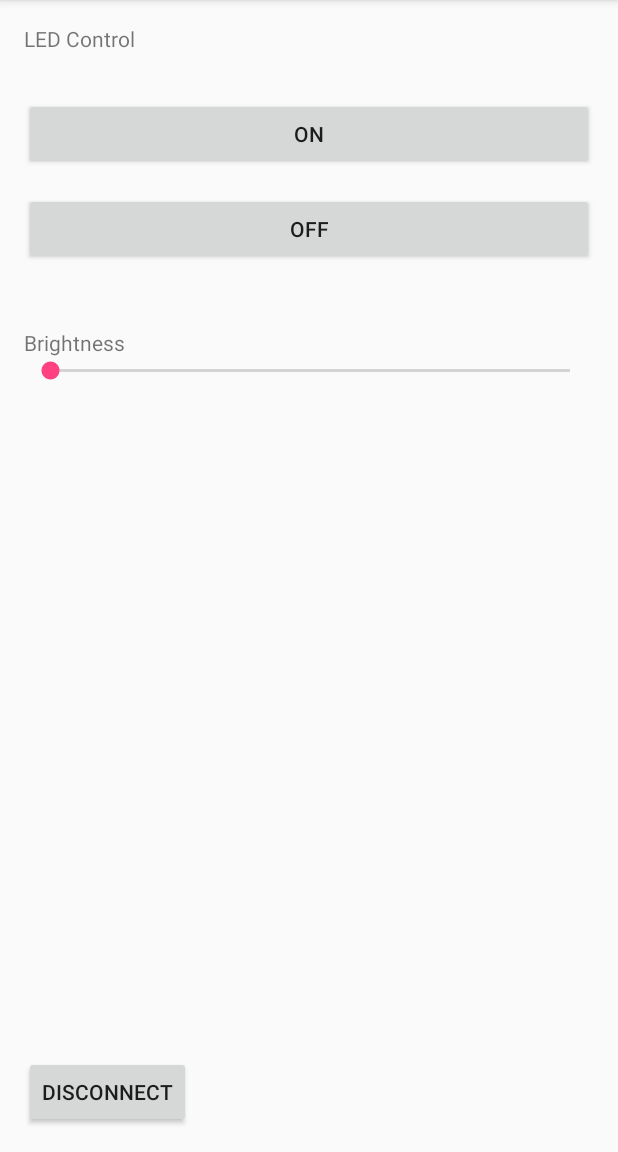
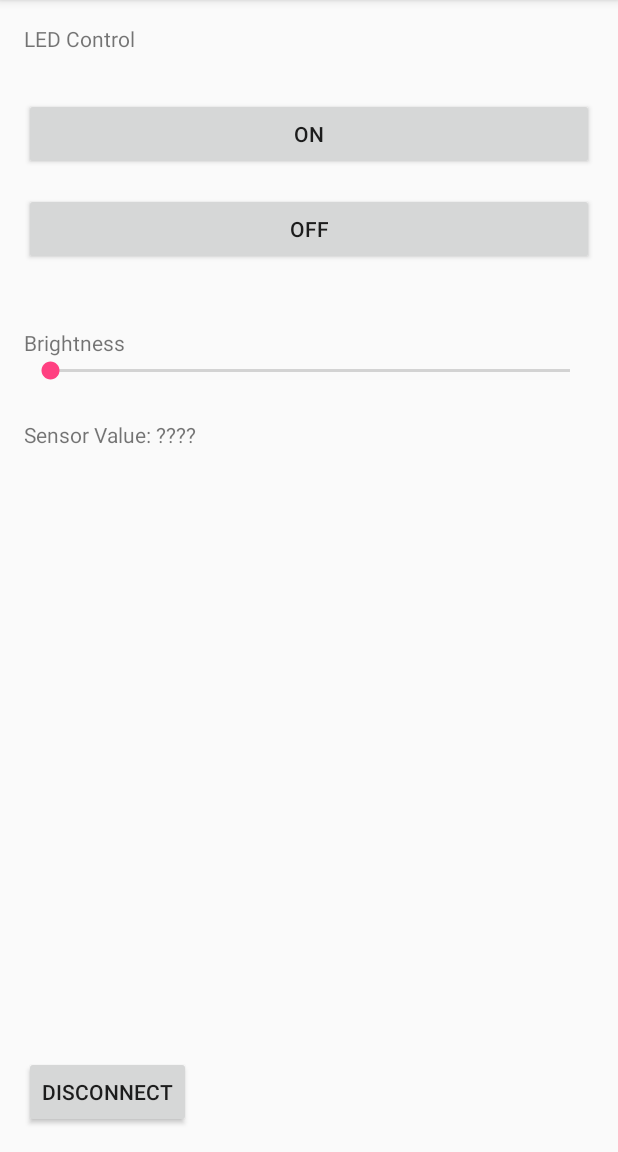
Before and after one commit to moalhayek/PerfectPump, an Android app: the ledControl screen opened directly, with no data from a screen before it, on a phone screen of 412 x 824 dp, the part 84-1236 px from its top. Run offline under Robolectric (Android 15) with nearby library versions, the light colour scheme and no system bars; network calls fail; 7 statements that could not run were skipped.

Commit message:
lots of updates

```diff
--- a/app/src/main/java/com/capstone/perfectpump/ledControl.java
+++ b/app/src/main/java/com/capstone/perfectpump/ledControl.java
@@ -1,5 +1,6 @@
 package com.capstone.perfectpump;
 
+import android.annotation.SuppressLint;
 import android.support.v7.app.AppCompatActivity;
 import android.os.Bundle;
 
@@ -16,7 +17,11 @@ import android.bluetooth.BluetoothAdapter;
 import android.bluetooth.BluetoothDevice;
 import android.os.AsyncTask;
 import java.io.IOException;
+
 import java.util.UUID;
+import android.os.Handler;
+import java.io.InputStream;
+import java.io.OutputStream;
 
 
 public class ledControl extends AppCompatActivity {
@@ -26,11 +31,19 @@ public class ledControl extends AppCompatActivity {
     TextView lumn;
     String address = null;
     private ProgressDialog progress;
-    BluetoothAdapter myBluetooth = null;
+    BluetoothAdapter btAdapter = null;
     BluetoothSocket btSocket = null;
     private boolean isBtConnected = false;
     static final UUID myUUID = UUID.fromString("00001101-0000-1000-8000-00805F9B34FB"); // not quite sure how this string was generated
 
+    //added for receiving data:
+    TextView sensor, txtString;
+    Handler bluetoothIn;
+    final int handlerState = 0;                        //used to identify handler message
+    private StringBuilder recDataString = new StringBuilder();
+    private ConnectedThread mConnectedThread;
+
+    @SuppressLint("HandlerLeak")
     @Override
     protected void onCreate(Bundle savedInstanceState) {
         super.onCreate(savedInstanceState);
@@ -48,6 +61,34 @@ public class ledControl extends AppCompatActivity {
         btnDis = (Button)findViewById(R.id.disconnect);
         brightness = (SeekBar)findViewById(R.id.seekBar);
         lumn = (TextView)findViewById(R.id.lumn);
+        sensor = (TextView)findViewById(R.id.sens);
+        txtString = (TextView) findViewById(R.id.txtString);
+
+        bluetoothIn = new Handler() {
+            public void handleMessage(android.os.Message msg){
+                if (msg.what == handlerState){      //if message is what we want
+                    String readMessage = (String) msg.obj;
+                    recDataString.append(readMessage);      //keep appending to string until ~
+                    int endOfLineIndex = recDataString.indexOf("~");    //determine the end of line
+                    if (endOfLineIndex > 0) {               // make sure there is data before ~
+                        String dataInPrint = recDataString.substring(0, endOfLineIndex);    // extract string
+                        txtString.setText("Data Received = " + dataInPrint);
+
+                        if (recDataString.charAt(0) == '#')                             //if it starts with # we know it is what we are looking for
+                        {
+                            String sensor0 = recDataString.substring(1, 4);             //get sensor value from string between indices 1-5
+
+                            sensor.setText("Sensor Value: " + sensor0);    //update the textviews with sensor values
+                        }
+                        recDataString.delete(0, recDataString.length());                    //clear all string data
+                        dataInPrint = "";
+                    }
+
+
+
+                }
+            }
+        };
 
         new ConnectBT().execute();
 
@@ -117,36 +158,52 @@ public class ledControl extends AppCompatActivity {
     }
 
     private void turnOffLed(){
-        if (btSocket!=null){
-            try
-            {
-                btSocket.getOutputStream().write("TF".toString().getBytes());
-            }
-            catch (IOException e){
-                msg("Error");
-            }
-        }
+//        if (btSocket!=null){
+//            try
+//            {
+//                btSocket.getOutputStream().write("TF".toString().getBytes());
+//            }
+//            catch (IOException e){
+//                msg("Error");
+//            }
+//        }
+        mConnectedThread.write("0");
+        msg("Turn off LED");
     }
 
     private void turnOnLed()
     {
-        Log.d("BUTTON", "turn on led button pressed");
-        if (btSocket!=null)
+//        Log.d("BUTTON", "turn on led button pressed");
+//        if (btSocket!=null)
+//        {
+//            Log.d("IF", "in the if statement");
+//            try
+//            {
+//                btSocket.getOutputStream().write("TO".toString().getBytes());
+//                Log.d("BT", "sent to output stream");
+//            }
+//            catch (IOException e)
+//            {
+//                msg("Error");
+//            }
+//        }
+
+        mConnectedThread.write("1");
+        msg("Turn on LED");
+    }
+
+    @Override
+    public void onPause()
+    {
+        super.onPause();
+        try
         {
-            Log.d("IF", "in the if statement");
-            try
-            {
-                btSocket.getOutputStream().write("TO".toString().getBytes());
-                Log.d("BT", "sent to output stream");
-            }
-            catch (IOException e)
-            {
-                msg("Error");
-            }
+            //Don't leave Bluetooth sockets open when leaving activity
+            btSocket.close();
+        } catch (IOException e2) {
+            //insert code to deal with this
         }
     }
-
-
 
     private void msg(String s)
     {
@@ -167,8 +224,8 @@ public class ledControl extends AppCompatActivity {
         {
             try {
                 if (btSocket == null || !isBtConnected) {
-                    myBluetooth = BluetoothAdapter.getDefaultAdapter(); // get the mobile bluetooth device
-                    BluetoothDevice dispositivo = myBluetooth.getRemoteDevice(address); // connects to the device's address and checks if it's available
+                    btAdapter = BluetoothAdapter.getDefaultAdapter(); // get the mobile bluetooth device
+                    BluetoothDevice dispositivo = btAdapter.getRemoteDevice(address); // connects to the device's address and checks if it's available
                     btSocket = dispositivo.createInsecureRfcommSocketToServiceRecord(myUUID);// create a RFCOMM (SPP) connection
                     BluetoothAdapter.getDefaultAdapter().cancelDiscovery();
                     btSocket.connect(); //start connection
@@ -177,6 +234,11 @@ public class ledControl extends AppCompatActivity {
             catch(IOException e){
                 ConnectSuccess = false;//if the try failed, you can check the exception here
             }
+
+            mConnectedThread = new ConnectedThread(btSocket);
+            mConnectedThread.start();
+            mConnectedThread.write("x");
+
             return null;
         }
 
@@ -196,4 +258,54 @@ public class ledControl extends AppCompatActivity {
             progress.dismiss();
         }
     }
+
+    //create new class for connect thread
+    private class ConnectedThread extends Thread {
+        private final InputStream mmInStream;
+        private final OutputStream mmOutStream;
+
+        //creation of the connect thread
+        public ConnectedThread(BluetoothSocket socket) {
+            InputStream tmpIn = null;
+            OutputStream tmpOut = null;
+
+            try {
+                //Create I/O streams for connection
+                tmpIn = socket.getInputStream();
+                tmpOut = socket.getOutputStream();
+            } catch (IOException e) { }
+
+            mmInStream = tmpIn;
+            mmOutStream = tmpOut;
+        }
+
+        public void run() {
+            byte[] buffer = new byte[256];
+            int bytes;
+
+            // Keep looping to listen for received messages
+            while (true) {
+                try {
+                    bytes = mmInStream.read(buffer);            //read bytes from input buffer
+                    String readMessage = new String(buffer, 0, bytes);
+                    // Send the obtained bytes to the UI Activity via handler
+                    bluetoothIn.obtainMessage(handlerState, bytes, -1, readMessage).sendToTarget();
+                } catch (IOException e) {
+                    break;
+                }
+            }
+        }
+        //write method
+        public void write(String input) {
+            byte[] msgBuffer = input.getBytes();           //converts entered String into bytes
+            try {
+                mmOutStream.write(msgBuffer);                //write bytes over BT connection via outstream
+            } catch (IOException e) {
+                //if you cannot write, close the application
+                Toast.makeText(getBaseContext(), "Connection Failure", Toast.LENGTH_LONG).show();
+                finish();
+
+            }
+        }
+    }
 }
--- a/app/src/main/res/layout/activity_led_control.xml
+++ b/app/src/main/res/layout/activity_led_control.xml
@@ -85,4 +85,24 @@
         android:layout_alignParentRight="true"
         android:layout_alignParentEnd="true"
         android:layout_above="@+id/seekBar" />
+
+    <TextView
+        android:id="@+id/sens"
+        android:layout_width="wrap_content"
+        android:layout_height="wrap_content"
+        android:layout_below="@+id/brightness"
+        android:layout_marginTop="42dp"
+        android:layout_alignParentLeft="true"
+        android:layout_alignParentStart="true"
+        android:text="Sensor Value: ????"/>
+
+    <TextView
+        android:id="@+id/txtString"
+        android:layout_width="wrap_content"
+        android:layout_height="wrap_content"
+        android:layout_below="@+id/sens"
+        android:layout_marginTop="6dp"
+        android:layout_alignParentLeft="true"
+        android:layout_alignParentStart="true"
+        android:text=""/>
 </RelativeLayout>
```
Also changed, not shown: 1 other file.
